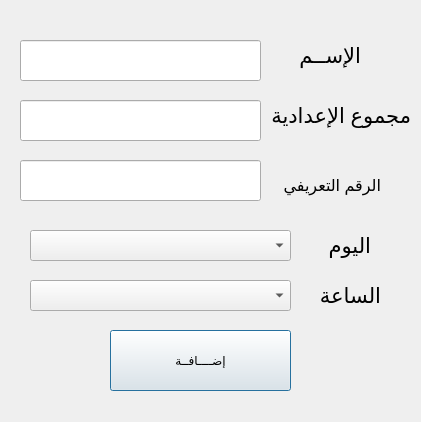
The window that student_manager/add.ui (shedeed1/student_manager) describes before a commit, drawn with Qt 5.
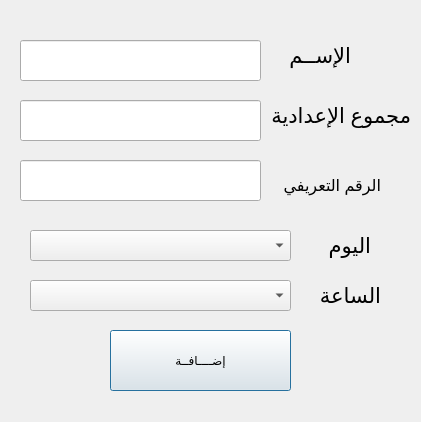
The same window after the commit.

Diff of the .ui file:
```diff
--- a/student_manager/add.ui
+++ b/student_manager/add.ui
@@ -16,7 +16,7 @@
   <widget class="QLabel" name="label">
    <property name="geometry">
     <rect>
-     <x>280</x>
+     <x>270</x>
      <y>20</y>
      <width>81</width>
      <height>71</height>
@@ -85,9 +85,9 @@
   <widget class="QLabel" name="label_3">
    <property name="geometry">
     <rect>
-     <x>290</x>
+     <x>310</x>
      <y>210</y>
-     <width>81</width>
+     <width>61</width>
      <height>71</height>
     </rect>
    </property>
```
